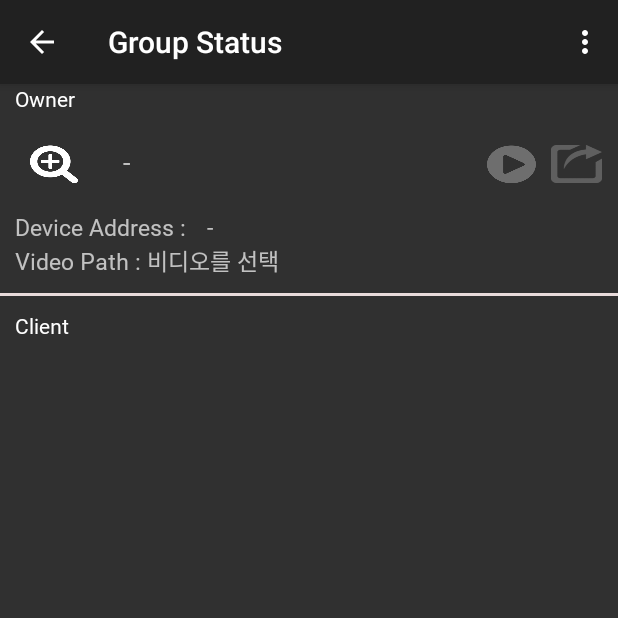
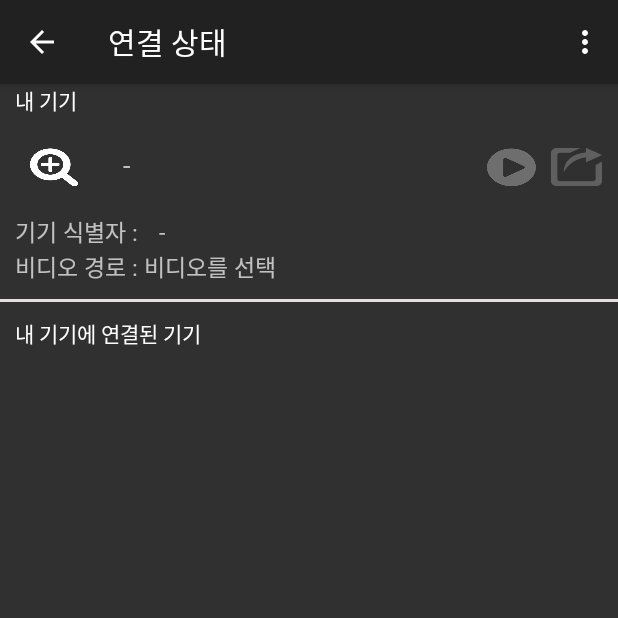
Before and after one commit to 201411216/junWiDi, an Android app: the ServerActivity screen opened directly, with no data from a screen before it, on a phone screen of 412 x 824 dp, the top half of it. Run offline under Robolectric (Android 15) with nearby library versions, the phone set to English and light mode, and no system bars; libraries missing offline, so code that uses them is left out: com.google.android.exoplayer2.

Commit message:
ui 한글화

```diff
--- a/app/src/main/java/com/n3v/junwidi/ClientActivity.java
+++ b/app/src/main/java/com/n3v/junwidi/ClientActivity.java
@@ -130,7 +130,7 @@ public class ClientActivity extends BaseActivity implements MyDirectActionListen
 
         MenuInflater inflater = getMenuInflater();
         inflater.inflate(R.menu.menu, menu);
-        getSupportActionBar().setTitle("Receive");
+        getSupportActionBar().setTitle("파일 받기");
         return true;
     }
 
@@ -182,7 +182,7 @@ public class ClientActivity extends BaseActivity implements MyDirectActionListen
     }
 });
 
-        text_server_activity_Connected_Server.setVisibility(View.VISIBLE);
+        //text_server_activity_Connected_Server.setVisibility(View.VISIBLE);
         listView_Server_List = findViewById(R.id.client_list_server);
         myWifiP2pDeviceList = new ArrayList<>();
         myClientAdapter = new MyClientAdapter(this, R.layout.item_server, myWifiP2pDeviceList);
--- a/app/src/main/java/com/n3v/junwidi/Dialogs/SendDialog.java
+++ b/app/src/main/java/com/n3v/junwidi/Dialogs/SendDialog.java
@@ -125,7 +125,7 @@ public class SendDialog extends Dialog {
         state = SEND_DLG_SENDING;
         question.setVisibility(View.GONE);
         okButton.setEnabled(false);
-        okButton.setAlpha(0.3f);
+        //okButton.setAlpha(0.3f);
         progress = 0;
         progressBar.setProgress(progress);
         String str_Percent = this.progress + " / 100";
--- a/app/src/main/java/com/n3v/junwidi/ServerActivity.java
+++ b/app/src/main/java/com/n3v/junwidi/ServerActivity.java
@@ -162,7 +162,7 @@ public class ServerActivity extends BaseActivity implements MyDirectActionListen
     public boolean onCreateOptionsMenu(Menu menu) {
         MenuInflater inflater = getMenuInflater();
         inflater.inflate(R.menu.menu, menu);
-        getSupportActionBar().setTitle("Group Status");
+        getSupportActionBar().setTitle("연결 상태");
         return true;
     }
 
--- a/app/src/main/res/layout/activity_client.xml
+++ b/app/src/main/res/layout/activity_client.xml
@@ -15,7 +15,7 @@
             android:layout_height="wrap_content"
             android:fontFamily="@font/notoblack"
             android:paddingLeft="10dp"
-            android:text="My Device"
+            android:text="내 기기"
             android:textColor="#ffffff"
             android:textSize="14dp" />
 
@@ -106,7 +106,7 @@
         android:layout_marginTop="5dp"
         android:fontFamily="@font/notoblack"
         android:paddingLeft="10dp"
-        android:text="Connected Server"
+        android:text="연결된 기기"
         android:textColor="#ffffff"
         android:textSize="14dp" />
 
--- a/app/src/main/res/layout/activity_server.xml
+++ b/app/src/main/res/layout/activity_server.xml
@@ -14,7 +14,7 @@
             android:fontFamily="@font/notoblack"
             android:paddingLeft="10dp"
             android:layout_marginBottom="20dp"
-            android:text="Owner"
+            android:text="내 기기"
             android:textColor="#ffffff"
             android:textSize="14dp" />
         <LinearLayout
@@ -62,14 +62,14 @@
         <LinearLayout
             android:layout_width="match_parent"
             android:layout_height="wrap_content">
+
             <TextView
                 android:layout_width="wrap_content"
                 android:layout_height="wrap_content"
+                android:fontFamily="@font/notoregular"
                 android:paddingLeft="10dp"
-                android:fontFamily="@font/notoregular"
-                android:text="Device Address : "
-                android:textSize="15dp"
-                />
+                android:text="기기 식별자 : "
+                android:textSize="15dp" />
             <TextView
                 android:layout_width="match_parent"
                 android:layout_height="wrap_content"
@@ -84,14 +84,14 @@
         <LinearLayout
             android:layout_width="match_parent"
             android:layout_height="wrap_content">
+
             <TextView
                 android:layout_width="wrap_content"
                 android:layout_height="wrap_content"
+                android:fontFamily="@font/notoblack"
                 android:paddingLeft="10dp"
-                android:fontFamily="@font/notoblack"
-                android:text="Video Path : "
-                android:textSize="15dp"
-                />
+                android:text="비디오 경로 : "
+                android:textSize="15dp" />
             <TextView
                 android:layout_width="match_parent"
                 android:layout_height="wrap_content"
@@ -116,7 +116,7 @@
             android:layout_marginBottom="20dp"
             android:fontFamily="@font/notoblack"
             android:paddingLeft="10dp"
-            android:text="Client"
+            android:text="내 기기에 연결된 기기"
             android:textColor="#ffffff"
             android:textSize="14dp" />
     </LinearLayout>
```
Lines whose indentation alone changed are shown as unchanged.
